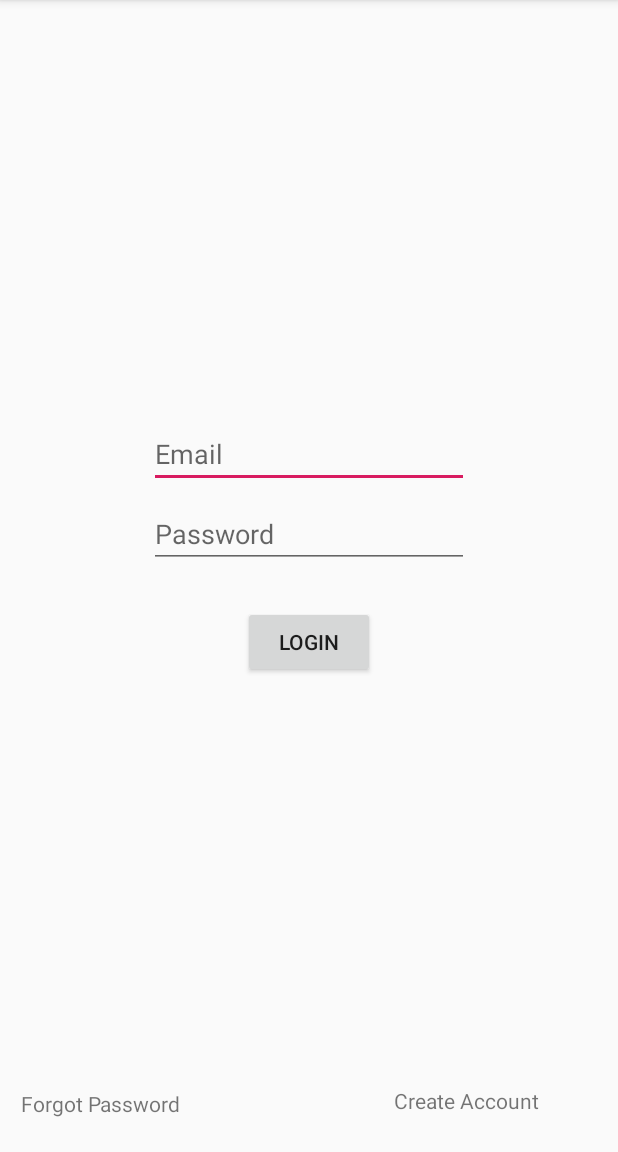
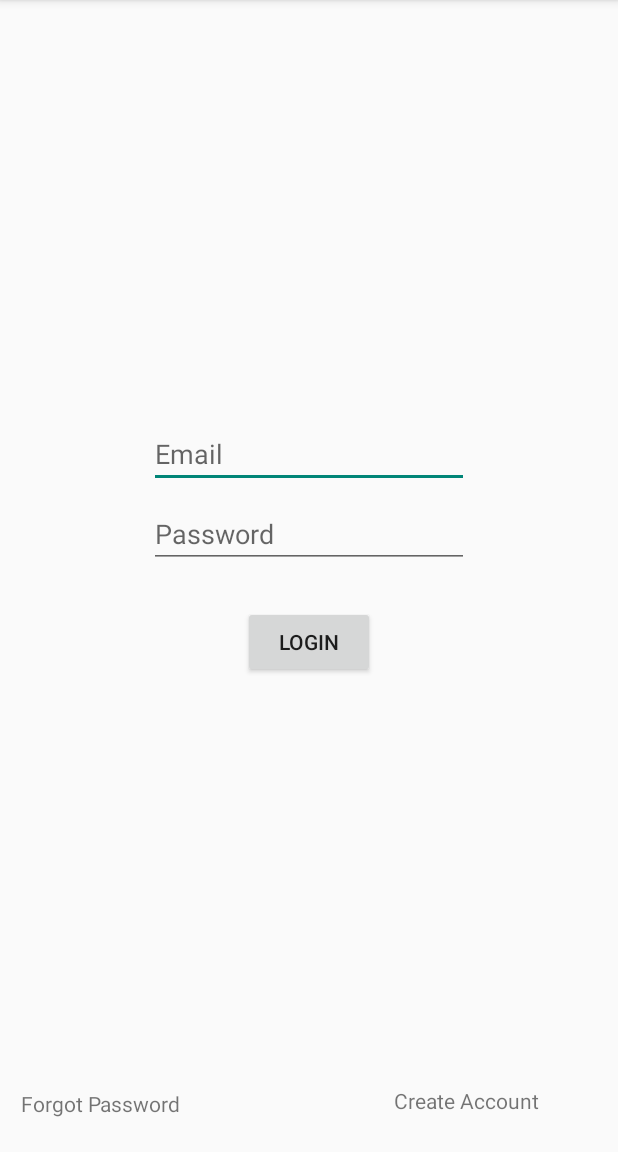
Before and after one commit to EvilBook/Project001, an Android app: the screen it shows after launch (LoginActivity), on a phone screen of 412 x 824 dp, the part 84-1236 px from its top. Run offline under Robolectric (Android 15) with nearby library versions, the phone set to English and light mode, and no system bars.

Commit message:
FUCKIN done

```diff
--- a/app/build.gradle
+++ b/app/build.gradle
@@ -4,7 +4,7 @@ android {
     compileSdkVersion 28
     defaultConfig {
         applicationId "com.example.project001"
-        minSdkVersion 15
+        minSdkVersion 22
         targetSdkVersion 28
         versionCode 1
         versionName "1.0"
@@ -25,4 +25,7 @@ dependencies {
     testImplementation 'junit:junit:4.12'
     androidTestImplementation 'com.android.support.test:runner:1.0.2'
     androidTestImplementation 'com.android.support.test.espresso:espresso-core:3.0.2'
+    implementation 'com.android.support:appcompat-v7:28.0.0'
+    implementation 'com.android.support:design:28.0.0'
+
 }
--- a/app/src/main/AndroidManifest.xml
+++ b/app/src/main/AndroidManifest.xml
@@ -12,6 +12,7 @@
         <activity android:name=".CreateActivity"
             android:theme="@style/AppTheme.PopTheme">
         </activity>
+        <activity android:theme="@style/AppTheme.NoActionBar" android:label="@string/title_activity_test" android:name=".testActivity"/>
         <activity android:name=".HomePageActivity"></activity>
         <activity android:name=".LoginActivity">
             <intent-filter>
--- a/app/src/main/java/com/example/project001/LoginActivity.java
+++ b/app/src/main/java/com/example/project001/LoginActivity.java
@@ -37,7 +37,7 @@ public class LoginActivity extends AppCompatActivity {
 
             @Override
             public void onClick(View view) {
-                Intent startIntent = new Intent(getApplicationContext(), HomePageActivity.class);
+                Intent startIntent = new Intent(getApplicationContext(), testActivity.class);
                 startActivity(startIntent);
             }
         });
--- a/app/src/main/res/values/colors.xml
+++ b/app/src/main/res/values/colors.xml
@@ -2,5 +2,5 @@
 <resources>
     <color name="colorPrimary">#008577</color>
     <color name="colorPrimaryDark">#00574B</color>
-    <color name="colorAccent">#D81B60</color>
+    <color name="colorAccent">#008577</color>
 </resources>
--- a/app/src/main/res/values/styles.xml
+++ b/app/src/main/res/values/styles.xml
@@ -8,9 +8,20 @@
         <item name="colorAccent">@color/colorAccent</item>
     </style>
 
+    <style name="AppTheme.NoActionBar">
+        <item name="windowActionBar">false</item>
+        <item name="windowNoTitle">true</item>
+    </style>
+
+
     <style name="AppTheme.PopTheme">
         <item name="android:windowIsFloating">true</item>
         <item name="android:windowCloseOnTouchOutside">true</item>
     </style>
 
+
+    <style name="AppTheme.AppBarOverlay" parent="ThemeOverlay.AppCompat.Dark.ActionBar" />
+
+    <style name="AppTheme.PopupOverlay" parent="ThemeOverlay.AppCompat.Light" />
+
 </resources>
```
Also changed, not shown: build.gradle (line endings or trailing spaces).
